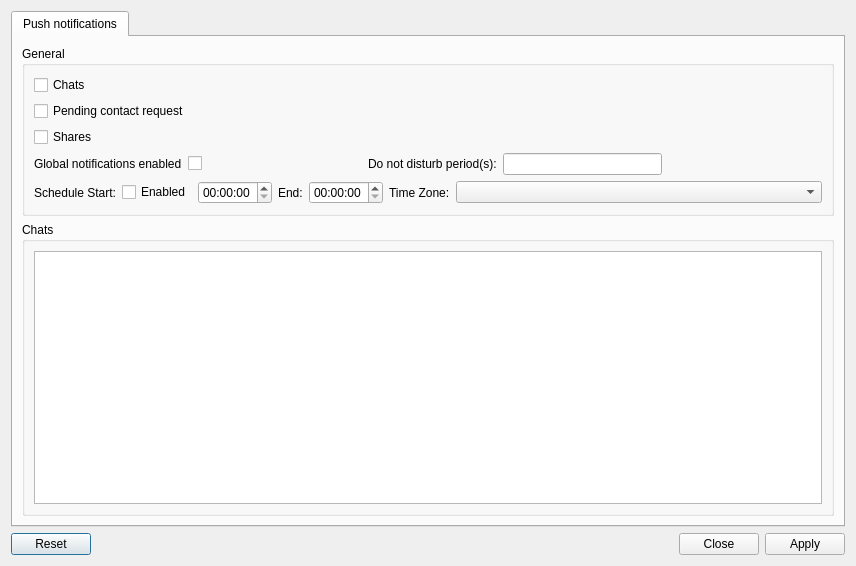
Old version of the form examples/qtmegachatapi/SettingWindow.ui in the repository meganz/MEGAchat.
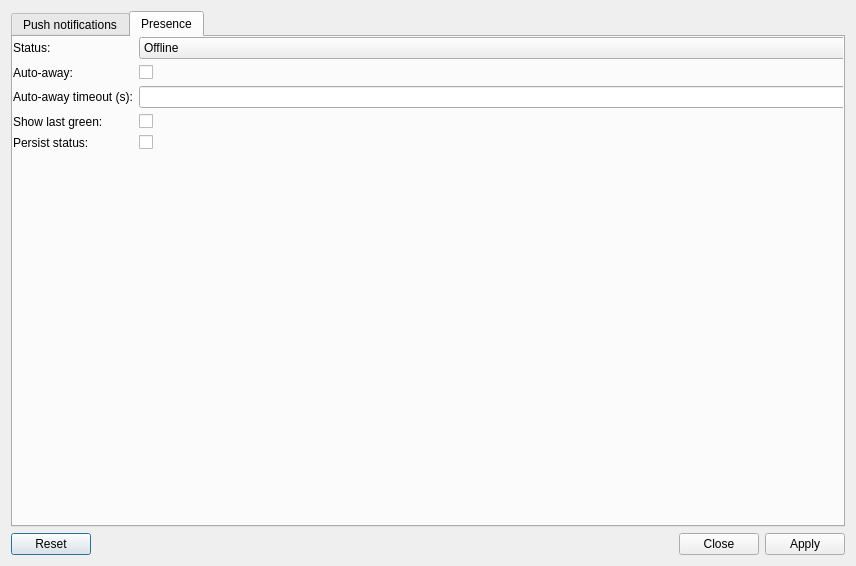
New version of the form.

Commit message:
Add Presence to Settings window
Additionally, adjust the way MainWindow manage related callbacks to
update the status.

```diff
--- a/examples/qtmegachatapi/SettingWindow.ui
+++ b/examples/qtmegachatapi/SettingWindow.ui
@@ -17,7 +17,7 @@
    <item>
     <widget class="QTabWidget" name="tabWidget">
      <property name="currentIndex">
-      <number>0</number>
+      <number>1</number>
      </property>
      <widget class="QWidget" name="pushNotifications">
       <attribute name="title">
@@ -206,6 +206,103 @@
        </item>
       </layout>
      </widget>
+     <widget class="QWidget" name="presence">
+      <attribute name="title">
+       <string>Presence</string>
+      </attribute>
+      <widget class="QWidget" name="formLayoutWidget">
+       <property name="geometry">
+        <rect>
+         <x>0</x>
+         <y>0</y>
+         <width>951</width>
+         <height>491</height>
+        </rect>
+       </property>
+       <layout class="QFormLayout" name="formLayout">
+        <property name="rowWrapPolicy">
+         <enum>QFormLayout::DontWrapRows</enum>
+        </property>
+        <item row="0" column="0">
+         <widget class="QLabel" name="statusLabel">
+          <property name="text">
+           <string>Status:</string>
+          </property>
+         </widget>
+        </item>
+        <item row="0" column="1">
+         <widget class="QComboBox" name="statusComboBox">
+          <property name="minimumSize">
+           <size>
+            <width>789</width>
+            <height>0</height>
+           </size>
+          </property>
+          <item>
+           <property name="text">
+            <string>Offline</string>
+           </property>
+          </item>
+          <item>
+           <property name="text">
+            <string>Away</string>
+           </property>
+          </item>
+          <item>
+           <property name="text">
+            <string>Online</string>
+           </property>
+          </item>
+          <item>
+           <property name="text">
+            <string>Busy</string>
+           </property>
+          </item>
+         </widget>
+        </item>
+        <item row="1" column="0">
+         <widget class="QLabel" name="autoAwayLabel">
+          <property name="text">
+           <string>Auto-away:</string>
+          </property>
+         </widget>
+        </item>
+        <item row="1" column="1">
+         <widget class="QCheckBox" name="autoAwayCheckBox"/>
+        </item>
+        <item row="2" column="0">
+         <widget class="QLabel" name="autoAwayTimeoutSLabel">
+          <property name="text">
+           <string>Auto-away timeout (s):</string>
+          </property>
+         </widget>
+        </item>
+        <item row="2" column="1">
+         <widget class="QLineEdit" name="autoAwayTimeoutSLineEdit"/>
+        </item>
+        <item row="3" column="0">
+         <widget class="QLabel" name="showLastGreenLabel">
+          <property name="text">
+           <string>Show last green:</string>
+          </property>
+         </widget>
+        </item>
+        <item row="3" column="1">
+         <widget class="QCheckBox" name="showLastGreenCheckBox"/>
+        </item>
+        <item row="4" column="0">
+         <widget class="QLabel" name="persistStatusLabel">
+          <property name="text">
+           <string>Persist status:</string>
+          </property>
+         </widget>
+        </item>
+        <item row="4" column="1">
+         <widget class="QCheckBox" name="persistStatusCheckBox"/>
+        </item>
+       </layout>
+      </widget>
+     </widget>
     </widget>
    </item>
    <item>
```
The commit also changes 3 other files.
